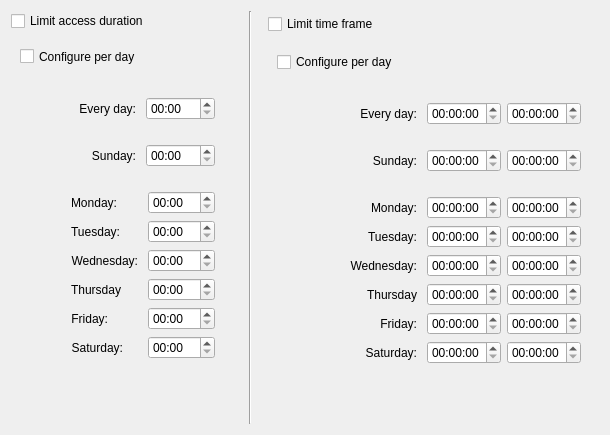
First picture: the form in src/kcm/ui/limits.ui, repository simgunz/timekpr, before the edit.
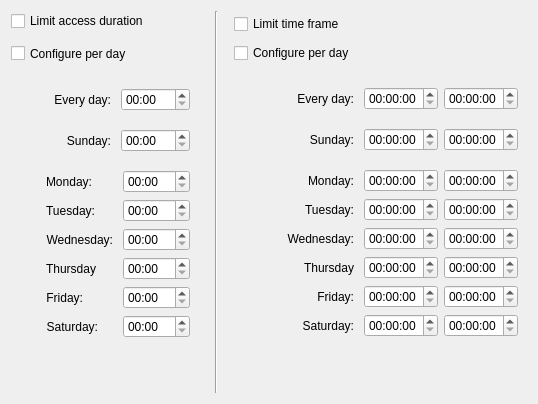
Second picture: the form after the edit.

Commit message: everything fixed up according to new ui

What changed in the file:
```diff
--- a/src/kcm/ui/limits.ui
+++ b/src/kcm/ui/limits.ui
@@ -7,7 +7,7 @@
     <x>0</x>
     <y>0</y>
     <width>510</width>
-    <height>372</height>
+    <height>343</height>
    </rect>
   </property>
   <property name="sizePolicy">
@@ -62,7 +62,7 @@
      </property>
     </widget>
    </item>
-   <item row="1" column="0" rowspan="2">
+   <item row="2" column="0">
     <widget class="QWidget" name="wgLimitConf" native="true">
      <property name="sizePolicy">
       <sizepolicy hsizetype="Preferred" vsizetype="Minimum">
@@ -71,7 +71,13 @@
       </sizepolicy>
      </property>
      <layout class="QGridLayout" name="gridLayout">
-      <item row="0" column="0" colspan="3">
+      <property name="verticalSpacing">
+       <number>0</number>
+      </property>
+      <property name="margin">
+       <number>0</number>
+      </property>
+      <item row="0" column="0" colspan="2">
        <widget class="QCheckBox" name="ckLimitDay">
         <property name="minimumSize">
          <size>
@@ -103,7 +109,7 @@
         </property>
        </spacer>
       </item>
-      <item row="2" column="1" colspan="2">
+      <item row="2" column="1">
        <widget class="QWidget" name="wgLimitEveryDay" native="true">
         <layout class="QHBoxLayout" name="horizontalLayout_5">
          <item>
@@ -144,7 +150,28 @@
         </layout>
        </widget>
       </item>
-      <item row="3" column="1" colspan="2">
+      <item row="3" column="0" rowspan="2">
+       <spacer name="horizontalSpacer_6">
+        <property name="orientation">
+         <enum>Qt::Horizontal</enum>
+        </property>
+        <property name="sizeType">
+         <enum>QSizePolicy::Fixed</enum>
+        </property>
+        <property name="sizeHint" stdset="0">
+         <size>
+          <width>20</width>
+          <height>18</height>
+         </size>
+        </property>
+       </spacer>
+      </item>
+      <item row="3" column="1">
+       <layout class="QVBoxLayout" name="lyLimitWeek">
+        <property name="spacing">
+         <number>0</number>
+        </property>
+        <item>
        <widget class="QWidget" name="wgLimitSunday" native="true">
         <layout class="QHBoxLayout" name="horizontalLayout_6">
          <item>
@@ -191,23 +218,7 @@
         </layout>
        </widget>
       </item>
-      <item row="4" column="0">
-       <spacer name="horizontalSpacer_6">
-        <property name="orientation">
-         <enum>Qt::Horizontal</enum>
-        </property>
-        <property name="sizeType">
-         <enum>QSizePolicy::Fixed</enum>
-        </property>
-        <property name="sizeHint" stdset="0">
-         <size>
-          <width>20</width>
-          <height>18</height>
-         </size>
-        </property>
-       </spacer>
-      </item>
-      <item row="4" column="1" colspan="2">
+        <item>
        <widget class="QWidget" name="wgLimitWeek" native="true">
         <layout class="QFormLayout" name="formLayout">
          <property name="fieldGrowthPolicy">
@@ -462,7 +473,9 @@
         </layout>
        </widget>
       </item>
-      <item row="5" column="2">
+       </layout>
+      </item>
+      <item row="4" column="1">
        <spacer name="verticalSpacer">
         <property name="orientation">
          <enum>Qt::Vertical</enum>
@@ -519,7 +532,13 @@
       </sizepolicy>
      </property>
      <layout class="QGridLayout" name="gridLayout_3">
-      <item row="0" column="0" colspan="2">
+      <property name="verticalSpacing">
+       <number>0</number>
+      </property>
+      <property name="margin">
+       <number>0</number>
+      </property>
+      <item row="0" column="0" colspan="3">
        <widget class="QCheckBox" name="ckBoundDay">
         <property name="enabled">
          <bool>true</bool>
@@ -532,7 +551,7 @@
         </property>
        </widget>
       </item>
-      <item row="1" column="2">
+      <item row="1" column="1" colspan="3">
        <spacer name="verticalSpacer_7">
         <property name="orientation">
          <enum>Qt::Vertical</enum>
@@ -548,7 +567,7 @@
         </property>
        </spacer>
       </item>
-      <item row="2" column="1" colspan="2">
+      <item row="2" column="1" colspan="3">
        <widget class="QWidget" name="wgBoundEveryDay" native="true">
         <layout class="QHBoxLayout" name="horizontalLayout">
          <item>
@@ -618,7 +637,12 @@
         </property>
        </spacer>
       </item>
-      <item row="3" column="1" colspan="2">
+      <item row="3" column="1" colspan="3">
+       <layout class="QVBoxLayout" name="lyBoundWeek">
+        <property name="spacing">
+         <number>0</number>
+        </property>
+        <item>
        <widget class="QWidget" name="wgBoundSunday" native="true">
         <property name="sizePolicy">
          <sizepolicy hsizetype="Preferred" vsizetype="Minimum">
@@ -678,7 +702,7 @@
         </layout>
        </widget>
       </item>
-      <item row="4" column="1" colspan="2">
+        <item>
        <widget class="QWidget" name="wgBoundWeek" native="true">
         <layout class="QGridLayout" name="gridLayout_2">
          <item row="0" column="0">
@@ -972,7 +996,9 @@
         </layout>
        </widget>
       </item>
-      <item row="5" column="1" colspan="2">
+       </layout>
+      </item>
+      <item row="4" column="1" colspan="3">
        <spacer name="verticalSpacer_2">
         <property name="orientation">
          <enum>Qt::Vertical</enum>
@@ -980,7 +1006,7 @@
         <property name="sizeHint" stdset="0">
          <size>
           <width>20</width>
-          <height>36</height>
+          <height>40</height>
          </size>
         </property>
        </spacer>
```
Lines whose indentation alone changed are shown as unchanged. The commit also changes 5 other files.
